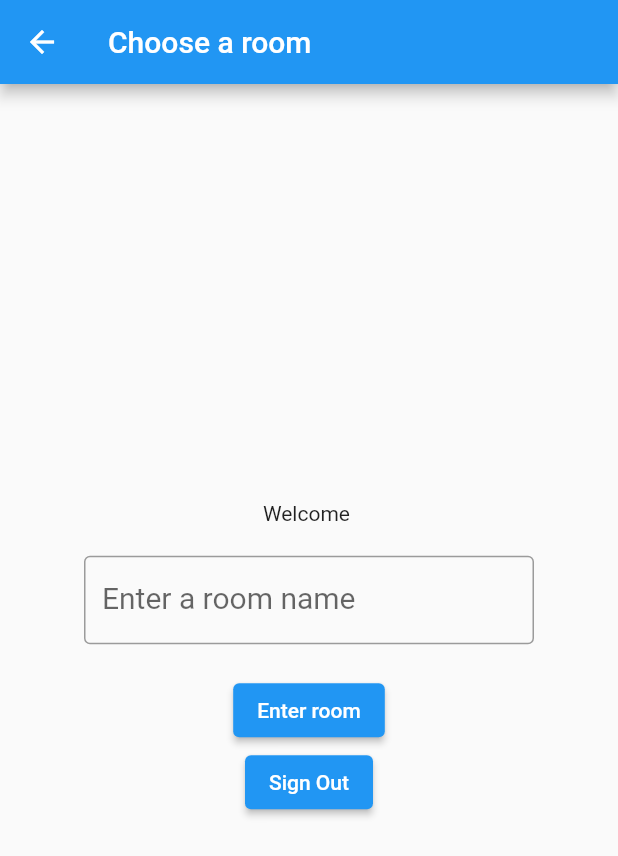
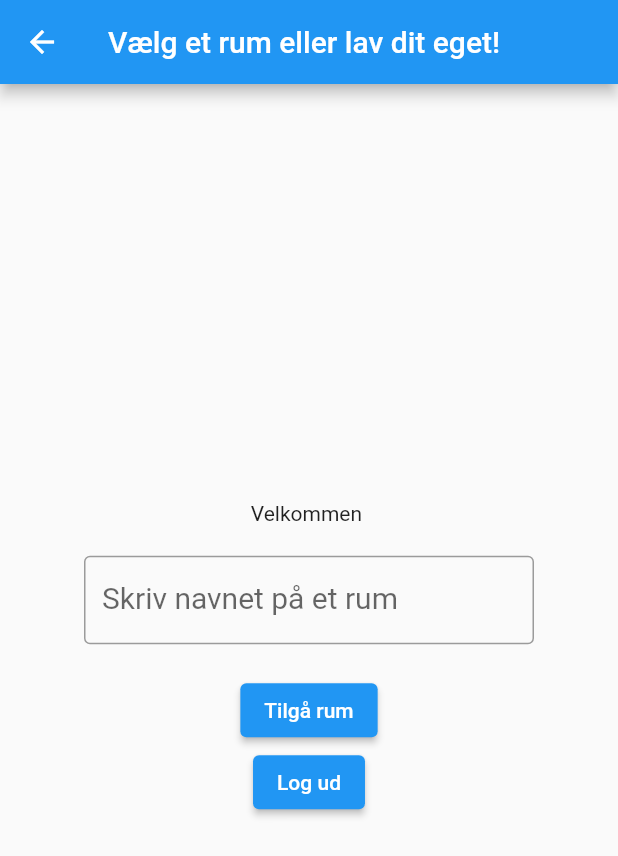
Before and after one commit to Robert-California/flutter_chatapp, a Flutter app: the ChooseRoom screen opened directly, on a phone screen of 412 x 824 dp. Shown: the top 856 px of the screen. Run offline on Flutter 3.47's test engine with Material 2 defaults, Android fonts, the phone set to English and light mode, and no system bars; our stand-ins replace cloud_firestore, firebase_auth, firebase_core, firebase_storage, flutter_signin_button, google_sign_in and 1 more; accounts and stored records are empty.

Commit message:
last changes

```diff
--- a/lib/pages/chooseRoom.dart
+++ b/lib/pages/chooseRoom.dart
@@ -30,12 +30,12 @@ class _ChooseRoomState extends State<ChooseRoom> {
   @override
   Widget build(BuildContext context) {
     User? user = firebaseAuth.currentUser;
-    String displayMessage = "Welcome";
+    String displayMessage = "Velkommen";
     if (user != null) {
-      displayMessage = "Welcome ${user.displayName}";
+      displayMessage = "Velkommen ${user.displayName}";
     }
     return Scaffold(
-      appBar: AppBar(title: Text('Choose a room')),
+      appBar: AppBar(title: Text('Vælg et rum eller lav dit eget!')),
       body: Center(
         child: Column(
           mainAxisAlignment: MainAxisAlignment.center,
@@ -50,7 +50,7 @@ class _ChooseRoomState extends State<ChooseRoom> {
                 textAlign: TextAlign.center,
                 decoration: InputDecoration(
                   border: OutlineInputBorder(),
-                  labelText: 'Enter a room name',
+                  labelText: 'Skriv navnet på et rum',
                   labelStyle: TextStyle(fontSize: 20),
                 ),
               ),
@@ -68,11 +68,11 @@ class _ChooseRoomState extends State<ChooseRoom> {
                   );
                 }
               },
-              child: Text("Enter room"),
+              child: Text("Tilgå rum"),
             ),
             ElevatedButton(
               onPressed: _signOut,
-              child: Text("Sign Out"),
+              child: Text("Log ud"),
             ),
           ],
         ),
--- a/lib/pages/homepage.dart
+++ b/lib/pages/homepage.dart
@@ -54,7 +54,7 @@ class _HomepageState extends State<Homepage> {
   @override
   Widget build(BuildContext context) {
     return Scaffold(
-      appBar: AppBar(title: Text('Google Sign-In with Firebase')),
+      appBar: AppBar(title: Text('Login med Google')),
       body: Center(
         child: Column(
           mainAxisAlignment: MainAxisAlignment.center,
@@ -79,10 +79,6 @@ class _HomepageState extends State<Homepage> {
                 }
               },
             ),
-            ElevatedButton(
-              onPressed: _signOut,
-              child: Text("Sign Out"),
-            ),
           ],
         ),
       ),
--- a/lib/pages/room.dart
+++ b/lib/pages/room.dart
@@ -61,11 +61,10 @@ class _RoomState extends State<Room> {
               }
             },
           )),
-          Text("Hej" + firebaseAuth.currentUser!.displayName.toString() + "!"),
           _imageFile != null ? Image.file(_imageFile!) : SizedBox(),
           ElevatedButton(
             onPressed: _pickImage,
-            child: Text('Select Image'),
+            child: Text('Tilføj billede'),
           ),
           TextField(
             controller: _messageController,
```
Also changed, not shown: package-lock.json (added), pubspec.lock, 1 other file.
